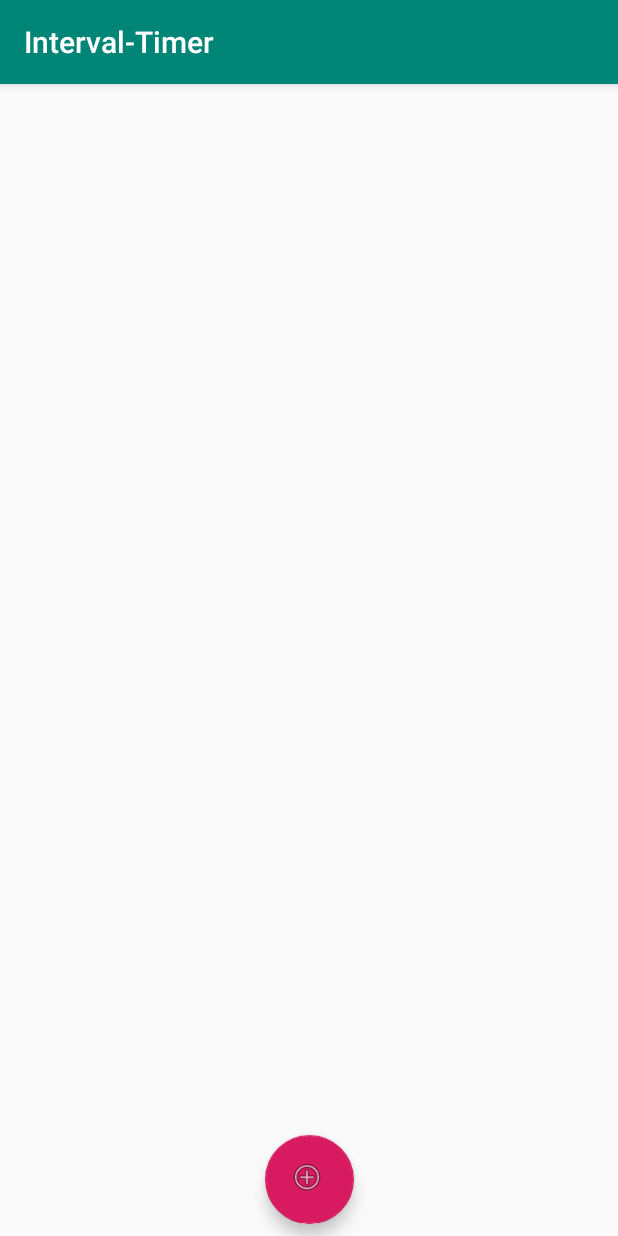
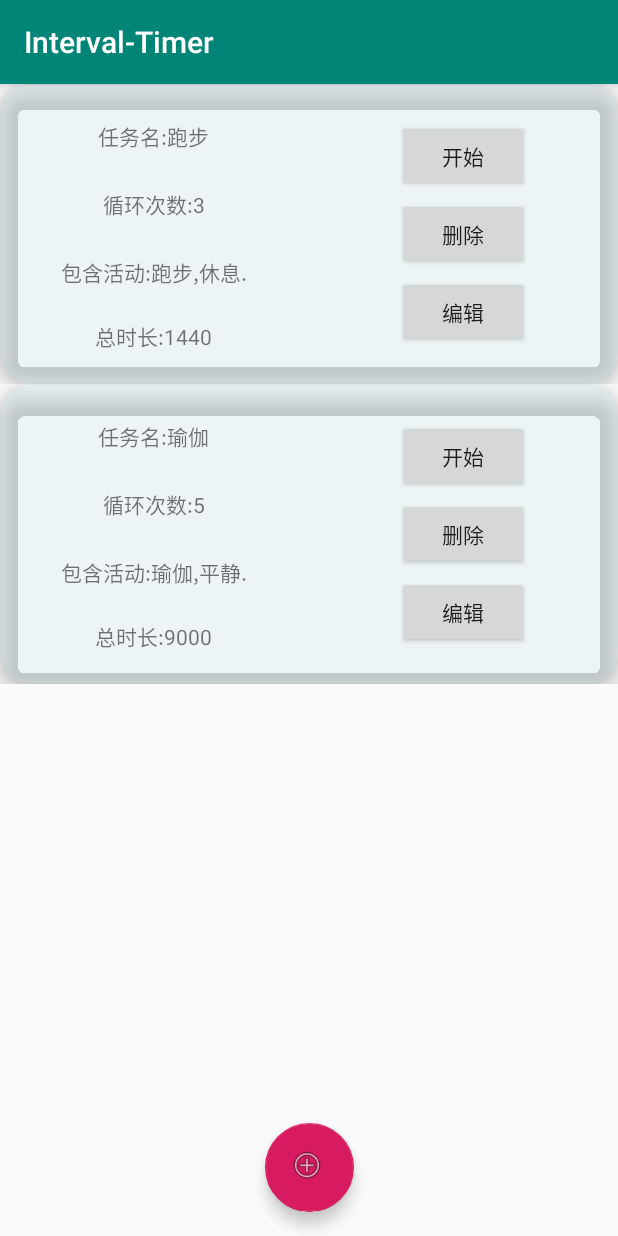
Before and after one commit to lazystitan/Interval-Timer, an Android app: the screen it shows after launch (MainActivity), on a phone screen of 412 x 824 dp. Run offline under Robolectric (Android 15) with nearby library versions, the phone set to English and light mode, and no system bars.

Commit message:
勉强跑起来了主界面，修改了数据库id问题。 谁能告诉我为什么sqlite自增是从1开始的？？ 还有setText竟然不提示类型不匹配？？

```diff
--- a/app/src/main/java/com/riton/interval_timer/DbHelper.java
+++ b/app/src/main/java/com/riton/interval_timer/DbHelper.java
@@ -1,6 +1,7 @@
 package com.riton.interval_timer;
 
 import android.content.Context;
+import android.database.Cursor;
 import android.database.sqlite.SQLiteDatabase;
 import android.database.sqlite.SQLiteOpenHelper;
 
@@ -40,8 +41,8 @@ public class DbHelper extends SQLiteOpenHelper {
         db.execSQL("insert into activity (name,activity_time) values ('休息',180)");
         db.execSQL("insert into activity (name,activity_time) values ('瑜伽',600)");
         db.execSQL("insert into activity (name,activity_time) values ('平静',1200)");
-        db.execSQL("insert into task (name,circulation_number,activity_number,activity_id_string) values ('跑步',3,2,'0,1')");
-        db.execSQL("insert into task (name,circulation_number,activity_number,activity_id_string) values ('瑜伽',5,2,'2,3')");
+        db.execSQL("insert into task (name,circulation_number,activity_number,activity_id_string) values ('跑步',3,2,'1,2')");
+        db.execSQL("insert into task (name,circulation_number,activity_number,activity_id_string) values ('瑜伽',5,2,'3,4')");
     }
 
     @Override
@@ -49,5 +50,14 @@ public class DbHelper extends SQLiteOpenHelper {
         //暂时不写
     }
 
+    public int getTaskCount()
+    {
+        SQLiteDatabase db = getReadableDatabase();
+        Cursor cursor = db.rawQuery("select * from task",null);
+        int taskCount = cursor.getCount();
+        cursor.close();
+        return  taskCount;
+    }
+
 
 }
--- a/app/src/main/java/com/riton/interval_timer/EditTaskActivity.java
+++ b/app/src/main/java/com/riton/interval_timer/EditTaskActivity.java
@@ -2,12 +2,20 @@ package com.riton.interval_timer;
 
 import android.support.v7.app.AppCompatActivity;
 import android.os.Bundle;
+import android.support.v7.widget.RecyclerView;
 
 public class EditTaskActivity extends AppCompatActivity {
+
+    private RecyclerView recyclerView;
 
     @Override
     protected void onCreate(Bundle savedInstanceState) {
         super.onCreate(savedInstanceState);
         setContentView(R.layout.activity_edit_task);
+
+        //recyclerView = (RecyclerView) findViewById(R.id.edit_task_recycler_view);
+
+        //recyclerView.setAdapter(new EditTaskRecyclerViewAdapter(this));
+
     }
 }
--- /dev/null
+++ b/app/src/main/java/com/riton/interval_timer/EditTaskRecyclerViewAdapter.java
@@ -0,0 +1,37 @@
+package com.riton.interval_timer;
+
+import android.content.Context;
+import android.support.annotation.NonNull;
+import android.support.v7.widget.RecyclerView;
+import android.view.View;
+import android.view.ViewGroup;
+
+public class EditTaskRecyclerViewAdapter extends RecyclerView.Adapter<EditTaskRecyclerViewAdapter.ActivityViewHolder> {
+
+    public EditTaskRecyclerViewAdapter(Context context)
+    {
+
+    }
+
+    @NonNull
+    @Override
+    public ActivityViewHolder onCreateViewHolder(@NonNull ViewGroup viewGroup, int i) {
+        return null;
+    }
+
+    @Override
+    public void onBindViewHolder(@NonNull ActivityViewHolder activityViewHolder, int i) {
+
+    }
+
+    @Override
+    public int getItemCount() {
+        return 0;
+    }
+
+    public static  class ActivityViewHolder extends RecyclerView.ViewHolder{
+        public ActivityViewHolder(@NonNull View itemView) {
+            super(itemView);
+        }
+    }
+}
--- a/app/src/main/java/com/riton/interval_timer/MainActivity.java
+++ b/app/src/main/java/com/riton/interval_timer/MainActivity.java
@@ -3,10 +3,13 @@ package com.riton.interval_timer;
 import android.support.design.widget.FloatingActionButton;
 import android.support.v7.app.AppCompatActivity;
 import android.os.Bundle;
+import android.support.v7.widget.LinearLayoutManager;
+import android.support.v7.widget.RecyclerView;
 
 public class MainActivity extends AppCompatActivity {
 
     private FloatingActionButton addTask;
+    private RecyclerView recyclerView;
 
     @Override
     protected void onCreate(Bundle savedInstanceState) {
@@ -14,6 +17,10 @@ public class MainActivity extends AppCompatActivity {
         setContentView(R.layout.activity_main);
 
         addTask = (FloatingActionButton) findViewById(R.id.add_task);
+        recyclerView = (RecyclerView) findViewById(R.id.task_list);
+        recyclerView.setLayoutManager(new LinearLayoutManager(this));
+
+        recyclerView.setAdapter(new MainActivityAdapter(this));
 
 
     }
--- /dev/null
+++ b/app/src/main/java/com/riton/interval_timer/MainActivityAdapter.java
@@ -0,0 +1,96 @@
+package com.riton.interval_timer;
+
+import android.content.Context;
+import android.database.Cursor;
+import android.database.sqlite.SQLiteDatabase;
+import android.support.annotation.NonNull;
+import android.support.v7.widget.RecyclerView;
+import android.view.LayoutInflater;
+import android.view.View;
+import android.view.ViewGroup;
+import android.widget.TextView;
+
+import java.util.ArrayList;
+import java.util.List;
+
+class MainActivityAdapter extends RecyclerView.Adapter<MainActivityAdapter.TaskViewHolder> {
+
+    List<Task> taskList;
+    Context context;
+
+    public MainActivityAdapter(Context _context) {
+        super();
+//        taskList = _taskList;
+        context = _context;
+        taskList = new ArrayList<Task>();
+        DbHelper dbHelper = new DbHelper(context);
+//        int taskCount = dbHelper.getTaskCount();
+        SQLiteDatabase db = dbHelper.getReadableDatabase();
+        Cursor cursor = db.rawQuery("select id from task",null);
+        while(cursor.moveToNext())
+        {
+            int id = cursor.getInt(0);
+            Task task = new Task(context);
+            task.setId(id);
+            task.getTask();
+            taskList.add(task);
+        }
+        cursor.close();
+//        db.close();
+
+    }
+
+    @NonNull
+    @Override
+    public TaskViewHolder onCreateViewHolder(@NonNull ViewGroup viewGroup, int i) {
+//        return null;
+        View view = LayoutInflater.
+                from(viewGroup.getContext()).
+                inflate(R.layout.fragment_task_cardview, viewGroup, false);
+
+        return new TaskViewHolder(view);
+
+    }
+
+    @Override
+    public void onBindViewHolder(@NonNull TaskViewHolder taskViewHolder, int i) {
+
+        Task thisTask = taskList.get(i);
+        StringBuilder taskName = new StringBuilder("任务名:");
+        StringBuilder circulationNumber = new StringBuilder("循环次数:");
+        StringBuilder containedActivities = new StringBuilder("包含活动:");
+        StringBuilder totalTime = new StringBuilder("总时长:");
+
+        taskName.append(thisTask.getName());
+        circulationNumber.append(String.valueOf(thisTask.getCirculationNumber()));
+        containedActivities.append(thisTask.getActivitiesNames());
+        totalTime.append(String.valueOf(thisTask.getTotalTime()));
+
+        taskViewHolder.taskName.setText(taskName.toString());
+        taskViewHolder.circulationNumber.setText(circulationNumber.toString());
+        taskViewHolder.containedActivities.setText(containedActivities.toString());
+        taskViewHolder.totalTime.setText(totalTime.toString());
+
+    }
+
+    @Override
+    public int getItemCount() {
+//        return 0;
+        return  taskList.size();
+    }
+
+    public static class TaskViewHolder extends RecyclerView.ViewHolder{
+        protected TextView taskName;
+        protected TextView  circulationNumber;
+        protected TextView containedActivities;
+        protected TextView totalTime;
+
+        public TaskViewHolder(@NonNull View itemView) {
+            super(itemView);
+            taskName = (TextView) itemView.findViewById(R.id.task_name_edit);
+            circulationNumber = (TextView) itemView.findViewById(R.id.circulation_number);
+            containedActivities = (TextView) itemView.findViewById(R.id.contained_activities);
+            totalTime = (TextView) itemView.findViewById(R.id.total_time);
+        }
+    }
+}
--- a/app/src/main/java/com/riton/interval_timer/MyActivity.java
+++ b/app/src/main/java/com/riton/interval_timer/MyActivity.java
@@ -63,7 +63,13 @@ public class MyActivity {
     {
         DbHelper dbHelper = new DbHelper(context);
         SQLiteDatabase sqLiteDatabase = dbHelper.getReadableDatabase();
-        Cursor cursor = sqLiteDatabase.rawQuery("select * from activity where id ="+id,null);
+        Cursor cursor = sqLiteDatabase.rawQuery("select * from activity where id = "+id,null);
+//        Cursor cursor = sqLiteDatabase.rawQuery("select * from activity",null);
+        System.out.println("select * from activity where id = "+id);
+
+//        System.out.println(cursor.getCount());
+        if (cursor.getCount() == 0)
+            System.out.println("Wrong");
         cursor.moveToFirst();
         id = cursor.getInt(0);
         name = cursor.getString(1);
--- a/app/src/main/java/com/riton/interval_timer/Task.java
+++ b/app/src/main/java/com/riton/interval_timer/Task.java
@@ -5,10 +5,13 @@ import android.content.Context;
 import android.database.Cursor;
 import android.database.sqlite.SQLiteDatabase;
 
+import java.io.Serializable;
+import java.util.ArrayList;
 import java.util.Arrays;
 import java.util.List;
 
-public class Task {
+public class Task implements Serializable
+{
     private Context context;
 
     private int id;
@@ -18,10 +21,21 @@ public class Task {
     private int [] activityIds;
     private List<MyActivity> activities;
 
+//    private static int tasksNumber;
+//
+//    public static int getTasksNumber(Context _context)
+//    {
+//        DbHelper dbHelper = new DbHelper(_context);
+//        SQLiteDatabase db = dbHelper.getReadableDatabase();
+//        db.get
+//        return
+//    }
+
     public Task(Context _context)
     {
         context = _context;
         id = 0;
+        activities = new ArrayList<MyActivity>();
     }
 
     //构造方法
@@ -34,6 +48,7 @@ public class Task {
         circulationNumber = _circulationNumber;
         activityNumber = _activityNumber;
         activityIds = _activityIds;
+        activities = new ArrayList<MyActivity>();
     }
 
     //获得属性
@@ -108,11 +123,23 @@ public class Task {
             for (int i=0; i<temp.length;i++)
                 activityIds[i] = Integer.valueOf(temp[i]);
 
+            System.out.println("******This task info******");
+            System.out.println("id:"+id);
+            System.out.println("name:"+name);
+            System.out.println("circulationNumber:"+ circulationNumber);
+            System.out.println("activityNumber:"+activityNumber);
+//            System.out.println(activityIds);
+            for (int id:activityIds)
+                System.out.println(id);
+            System.out.println("**************************");
+
             for (int id:activityIds)
             {
                 MyActivity myActivity = new MyActivity(context);
                 myActivity.setId(id);
                 myActivity.getActivity();
+                System.out.println(myActivity.getName());
+                System.out.println(myActivity.getActivityTime());
                 activities.add(myActivity);
             }
 
--- a/app/src/main/res/layout/activity_edit_task.xml
+++ b/app/src/main/res/layout/activity_edit_task.xml
@@ -14,7 +14,7 @@
         android:layout_marginEnd="16dp"
         android:layout_marginBottom="8dp"
         android:clickable="true"
-        app:layout_constraintBottom_toBottomOf="@+id/recyclerView"
+        app:layout_constraintBottom_toBottomOf="@+id/edit_task_recycler_view"
         app:layout_constraintEnd_toEndOf="parent"
         app:layout_constraintHorizontal_bias="0.498"
         app:layout_constraintStart_toStartOf="parent"
@@ -25,10 +25,10 @@
         android:layout_width="wrap_content"
         android:layout_height="wrap_content"
         android:orientation="horizontal"
-        app:layout_constraintGuide_begin="290dp" />
+        app:layout_constraintGuide_begin="185dp" />
 
     <android.support.v7.widget.RecyclerView
-        android:id="@+id/recyclerView"
+        android:id="@+id/edit_task_recycler_view"
         android:layout_width="395dp"
         android:layout_height="256dp"
         android:layout_marginStart="8dp"
@@ -40,7 +40,7 @@
 
     <LinearLayout
         android:layout_width="395dp"
-        android:layout_height="279dp"
+        android:layout_height="173dp"
         android:layout_marginStart="8dp"
         android:layout_marginTop="8dp"
         android:layout_marginEnd="8dp"
--- a/app/src/main/res/layout/activity_main.xml
+++ b/app/src/main/res/layout/activity_main.xml
@@ -10,9 +10,9 @@
         android:id="@+id/add_task"
         android:layout_width="59dp"
         android:layout_height="62dp"
-        android:layout_marginStart="8dp"
-        android:layout_marginEnd="8dp"
-        android:layout_marginBottom="8dp"
+        android:layout_marginStart="16dp"
+        android:layout_marginEnd="16dp"
+        android:layout_marginBottom="16dp"
         android:clickable="true"
         app:backgroundTint="@color/colorAccent"
         app:layout_constraintBottom_toBottomOf="parent"
@@ -22,12 +22,11 @@
 
     <android.support.v7.widget.RecyclerView
         android:id="@+id/task_list"
-        android:layout_width="395dp"
-        android:layout_height="715dp"
-        android:layout_marginStart="8dp"
-        android:layout_marginEnd="8dp"
+        android:layout_width="match_parent"
+        android:layout_height="match_parent"
         app:layout_constraintBottom_toBottomOf="parent"
         app:layout_constraintEnd_toEndOf="parent"
+        app:layout_constraintHorizontal_bias="0.0"
         app:layout_constraintStart_toStartOf="parent"
-        app:layout_constraintTop_toTopOf="parent"/>
+        app:layout_constraintTop_toTopOf="parent" />
 </android.support.constraint.ConstraintLayout>
--- a/app/src/main/res/layout/fragment_task_cardview.xml
+++ b/app/src/main/res/layout/fragment_task_cardview.xml
@@ -42,7 +42,7 @@
                 app:layout_constraintTop_toBottomOf="@+id/task_name_edit" />
 
             <TextView
-                android:id="@+id/contained_activites"
+                android:id="@+id/contained_activities"
                 android:layout_width="wrap_content"
                 android:layout_height="wrap_content"
                 android:layout_marginStart="8dp"
@@ -65,7 +65,7 @@
                 app:layout_constraintBottom_toBottomOf="parent"
                 app:layout_constraintEnd_toStartOf="@+id/guideline3"
                 app:layout_constraintStart_toStartOf="parent"
-                app:layout_constraintTop_toBottomOf="@+id/contained_activites" />
+                app:layout_constraintTop_toBottomOf="@+id/contained_activities" />
 
             <Button
                 android:id="@+id/edit"
```
